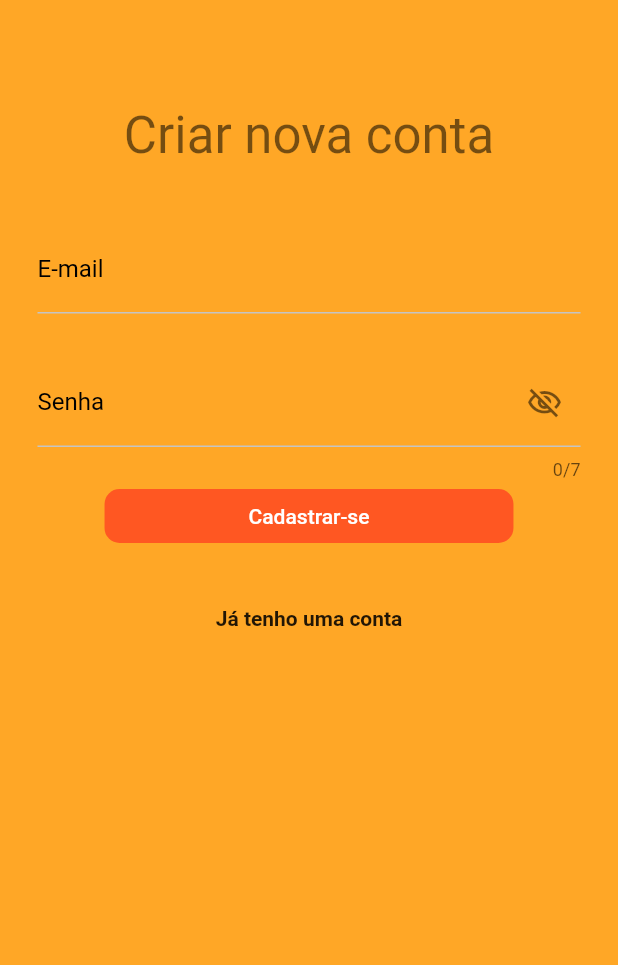
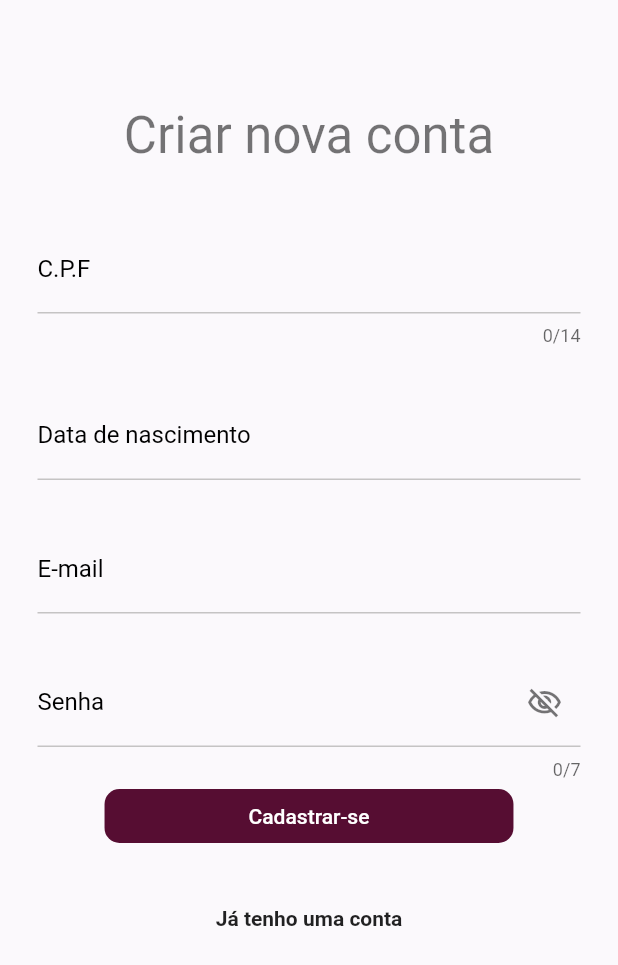
Before and after one commit to daniellaguado/openbank, a Flutter app: the screen it shows after launch, after a tap on "Criar uma nova conta", after a tap on "Cadastrar-se", on a phone screen of 412 x 824 dp. Shown: the top 965 px of the screen. Run offline on Flutter 3.47's test engine with Material 2 defaults, Android fonts, the phone set to English and light mode, and no system bars; our stand-ins replace animate_do, flutter_riverpod, flutter_secure_storage, mask_text_input_formatter; network calls fail.

Commit message:
first commit

```diff
--- a/lib/main.dart
+++ b/lib/main.dart
@@ -1,6 +1,7 @@
 import 'package:flutter/material.dart';
 import 'package:flutter_riverpod/flutter_riverpod.dart';
 import 'screens/screens.dart';
+import 'ui/notifications.dart';
 
 void main() => runApp(const ProviderScope(child: MyApp()));
 
@@ -10,6 +11,7 @@ class MyApp extends StatelessWidget {
   @override
   Widget build(BuildContext context) {
     return MaterialApp(
+      scaffoldMessengerKey: ScaffoldNotification.messengerKey,
       debugShowCheckedModeBanner: false,
       title: 'Material App',
       initialRoute: 'checkout',
--- a/lib/provider/auth_http.dart
+++ b/lib/provider/auth_http.dart
@@ -86,7 +86,6 @@ class AuthService extends ChangeNotifier {
 
   Future logout() async {
     await storage.delete(key: 'token');
-    return;
   }
 
   Future<String> readToken() async {
--- a/lib/screens/check_auth.dart
+++ b/lib/screens/check_auth_screen.dart
@@ -41,7 +41,9 @@ class CheckAuthScreen extends ConsumerWidget {
                           transitionDuration: const Duration(seconds: 0)));
                 });
               }
-              return Container();
+              return Container(
+                child: Text('Aqui puede ir el lazy'),
+              );
             }),
       ),
     );
--- a/lib/screens/login_screen/login_background.dart
+++ b/lib/screens/login_screen/login_background.dart
@@ -8,7 +8,7 @@ class LoginBackground extends StatelessWidget {
   @override
   Widget build(BuildContext context) {
     return Container(
-      color: Colors.orange[400],
+      color: Color.fromARGB(255, 251, 249, 252),
       width: double.infinity,
       height: double.infinity,
       child: Stack(children: [
--- a/lib/screens/login_screen/login_form.dart
+++ b/lib/screens/login_screen/login_form.dart
@@ -2,6 +2,7 @@ import 'package:animate_do/animate_do.dart';
 import 'package:flutter/material.dart';
 import 'package:flutter_riverpod/flutter_riverpod.dart';
 import 'package:mask_text_input_formatter/mask_text_input_formatter.dart';
+import 'package:openbank/ui/notifications.dart';
 import '../../provider/auth_http.dart';
 import '../../provider/login_reg_auth.dart';
 import '../../ui/input_decorations.dart';
@@ -112,7 +113,7 @@ class LoginForm extends ConsumerWidget {
               height: 30,
             ),
             //
-            //
+
             //
             //
             //-------------- BUTTON LOGIN -----------------------------------//
@@ -122,20 +123,22 @@ class LoginForm extends ConsumerWidget {
                 ),
                 disabledColor: Colors.grey,
                 elevation: 0,
-                color: Colors.deepOrange,
+                color: Color.fromRGBO(86, 13, 50, 1),
                 onPressed: (() async {
+                  FocusScope.of(context).unfocus();
+
                   //
                   final errorMessage =
                       await ref.read(authServiceProvider).login(
                             authService.email,
                             authService.password,
                           );
-
-                  if (errorMessage == null) {
+                  if (loginKey.formKey.currentState!.validate() == true &&
+                      errorMessage == null) {
                     Navigator.pushReplacementNamed(context, 'home');
                     loginKey.isLoading = true;
                   } else {
-                    //TODO: Mostrar mensaje de error en pantalla
+                    ScaffoldNotification.showSnakbar('$errorMessage');
                     print(errorMessage);
                   }
 
--- a/lib/screens/register_screen/register_background.dart
+++ b/lib/screens/register_screen/register_background.dart
@@ -8,7 +8,7 @@ class RegisterBackground extends StatelessWidget {
   @override
   Widget build(BuildContext context) {
     return Container(
-      color: Colors.orange[400],
+      color: Color.fromARGB(255, 251, 249, 252),
       width: double.infinity,
       height: double.infinity,
       child: Stack(children: [
--- a/lib/screens/register_screen/register_form.dart
+++ b/lib/screens/register_screen/register_form.dart
@@ -3,6 +3,7 @@ import 'package:flutter/material.dart';
 import 'package:flutter_riverpod/flutter_riverpod.dart';
 import 'package:mask_text_input_formatter/mask_text_input_formatter.dart';
 import 'package:openbank/provider/auth_http.dart';
+import 'package:openbank/ui/notifications.dart';
 import '../../provider/login_reg_auth.dart';
 import '../../ui/input_decorations.dart';
 
@@ -51,60 +52,60 @@ class RegisterForm extends ConsumerWidget {
             //
             //
             //========================================== CPF FIELD =================================
-            // TextFormField(
-            //   autovalidateMode: AutovalidateMode.onUserInteraction,
-            //   maxLength: 14,
-            //   inputFormatters: [maskFormatter],
-            //   keyboardType: TextInputType.phone,
-            //   decoration:
-            //       InputDecorations.formImputDecoration('C.P.F', null, null),
-            //   validator: ((value) {
-            //     if (value == null || value.length > 13) {
-            //       return null;
-            //     }
-            //     return '';
-            //   }),
-            // ),
-            // const SizedBox(
-            //   height: 30,
-            // ),
+            TextFormField(
+              autovalidateMode: AutovalidateMode.onUserInteraction,
+              maxLength: 14,
+              inputFormatters: [maskFormatter],
+              keyboardType: TextInputType.phone,
+              decoration:
+                  InputDecorations.formImputDecoration('C.P.F', null, null),
+              validator: ((value) {
+                if (value == null || value.length > 13) {
+                  return null;
+                }
+                return '';
+              }),
+            ),
+            const SizedBox(
+              height: 30,
+            ),
             //
             //
             //
             //
             //========================================== DATE FIELD =================================
-            // TextFormField(
-            //     autovalidateMode: AutovalidateMode.onUserInteraction,
-            //     inputFormatters: [dateMask],
-            //     keyboardType: TextInputType.phone,
-            //     decoration: InputDecorations.formImputDecoration(
-            //       'Data de nascimento',
-            //       'dd/mm/yyyy',
-            //       null,
-            //     ),
-            //     validator: (value) {
-            //       if (value == null || value.isEmpty) {
-            //         return '';
-            //       }
-            //       final components = value.split("/");
-            //       if (components.length == 3) {
-            //         final day = int.tryParse(components[0]);
-            //         final month = int.tryParse(components[1]);
-            //         final year = int.tryParse(components[2]);
-            //         if (day != null && month != null && year != null) {
-            //           final date = DateTime(year, month, day);
-            //           if (date.year == year &&
-            //               date.month == month &&
-            //               date.day == day) {
-            //             return null;
-            //           }
-            //         }
-            //       }
-            //       return '';
-            //     }),
-            // const SizedBox(
-            //   height: 30,
-            // ),
+            TextFormField(
+                autovalidateMode: AutovalidateMode.onUserInteraction,
+                inputFormatters: [dateMask],
+                keyboardType: TextInputType.phone,
+                decoration: InputDecorations.formImputDecoration(
+                  'Data de nascimento',
+                  'dd/mm/yyyy',
+                  null,
+                ),
+                validator: (value) {
+                  if (value == null || value.isEmpty) {
+                    return '';
+                  }
+                  final components = value.split("/");
+                  if (components.length == 3) {
+                    final day = int.tryParse(components[0]);
+                    final month = int.tryParse(components[1]);
+                    final year = int.tryParse(components[2]);
+                    if (day != null && month != null && year != null) {
+                      final date = DateTime(year, month, day);
+                      if (date.year == year &&
+                          date.month == month &&
+                          date.day == day) {
+                        return null;
+                      }
+                    }
+                  }
+                  return '';
+                }),
+            const SizedBox(
+              height: 30,
+            ),
             //
             //
             //
@@ -195,8 +196,9 @@ class RegisterForm extends ConsumerWidget {
                 ),
                 disabledColor: Colors.grey,
                 elevation: 0,
-                color: Colors.deepOrange,
+                color: Color.fromRGBO(86, 13, 50, 1),
                 onPressed: (() async {
+                  FocusScope.of(context).unfocus();
                   //
                   final errorMessage =
                       await ref.read(authServiceProvider).createUser(
@@ -204,11 +206,13 @@ class RegisterForm extends ConsumerWidget {
                             authService.password,
                           );
 
-                  if (errorMessage == null) {
-                    Navigator.pushReplacementNamed(context, 'home');
+                  if (registerKey.formKey.currentState!.validate() == true &&
+                      errorMessage == null) {
+                    Navigator.pushReplacementNamed(context, 'checkout');
                     registerKey.isLoading = true;
                   } else {
-                    //TODO: Mostrar mensaje de error en pantalla
+                    ScaffoldNotification.showSnakbar('$errorMessage');
+
                     print(errorMessage);
                   }
 
--- a/lib/screens/screens.dart
+++ b/lib/screens/screens.dart
@@ -1,4 +1,5 @@
-export 'package:openbank/screens/check_auth.dart';
+export 'package:openbank/screens/check_auth_screen.dart';
+
 export 'package:openbank/screens/register_screen/register_screen.dart';
 export 'package:openbank/screens/home_screen.dart';
 export 'package:openbank/screens/login_screen/login_screen.dart';
--- /dev/null
+++ b/lib/ui/notifications.dart
@@ -0,0 +1,13 @@
+import 'package:flutter/material.dart';
+
+class ScaffoldNotification {
+  static GlobalKey<ScaffoldMessengerState> messengerKey =
+      GlobalKey<ScaffoldMessengerState>();
+
+  static showSnakbar(String message) {
+    final snackBar = SnackBar(
+      content: Text(message),
+    );
+    messengerKey.currentState!.showSnackBar(snackBar);
+  }
+}
```
Also changed, not shown: lib/screens/home_screen.dart (+15 -6 lines).
